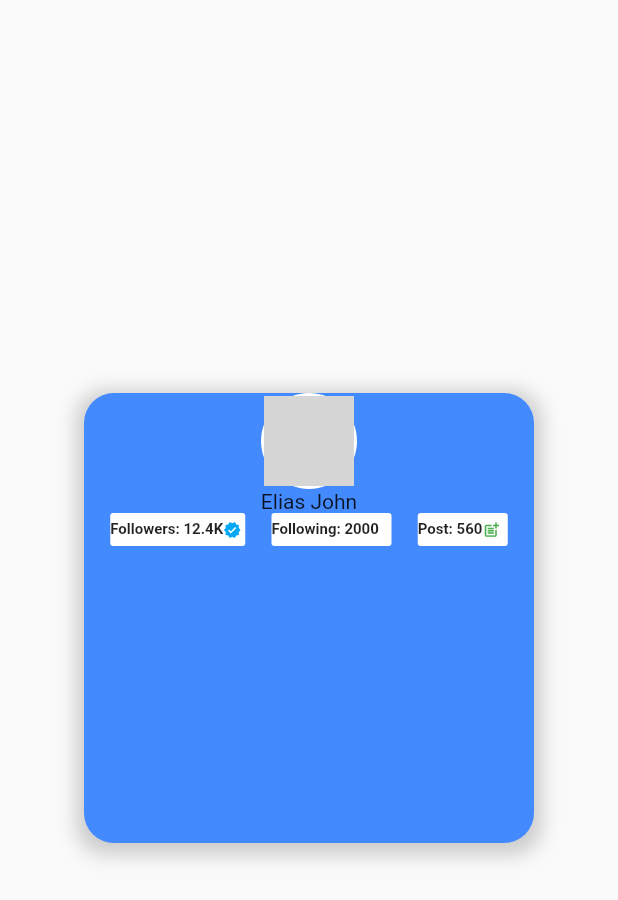
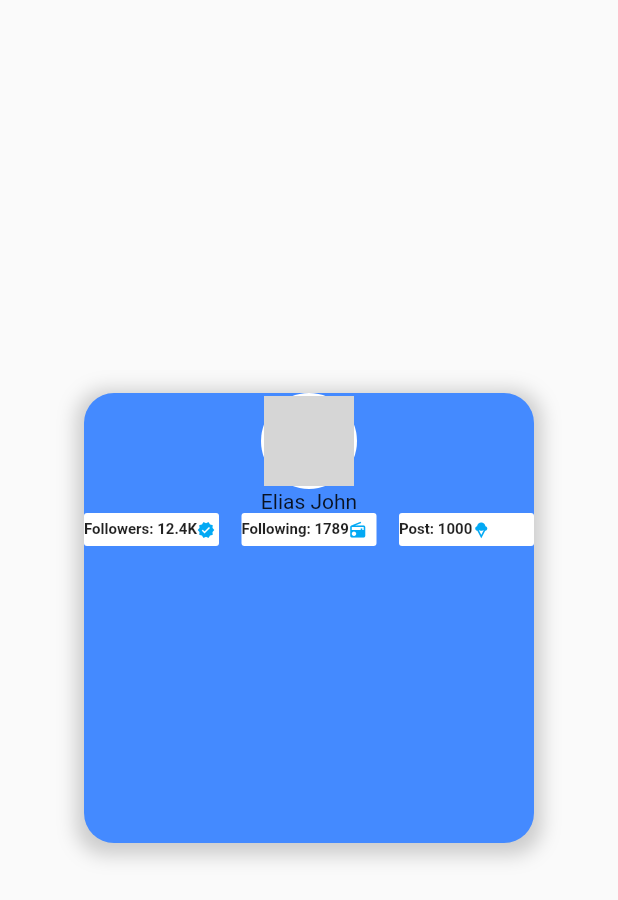
Before and after one commit to ellyjonny/Personal_InfoTag, a Flutter app: the screen it shows after launch, on a phone screen of 412 x 824 dp. Shown: the top 900 px of the screen. Run offline on Flutter 3.47's test engine with Material 2 defaults, Android fonts, the light colour scheme and no system bars; grey boxes are pictures that could not be loaded.

Commit message:
Initial Commit

```diff
--- a/lib/homepage.dart
+++ b/lib/homepage.dart
@@ -1,5 +1,6 @@
 import 'package:flutter/widgets.dart';
 import 'package:flutter/material.dart';
+import 'package:personal_infotag/models/statusbar.dart';
 
 class Homepage extends StatefulWidget {
   @override
@@ -38,81 +39,23 @@ class _HomepageState extends State<Homepage> {
             children: [
               Text('Elias John'),
               Row(
+                mainAxisAlignment: MainAxisAlignment.spaceBetween,
                 children: [
-                  Spacer(),
-                  Container(
-                    height: 22,
-                    width: 90,
-                    decoration: BoxDecoration(
-                      borderRadius: BorderRadius.circular(2),
-                      color: Colors.white,
-                    ),
-                    child: Row(
-                      children: [
-                        Text(
-                          'Followers: ',
-                          style: TextStyle(
-                              fontSize: 10, fontWeight: FontWeight.bold),
-                        ),
-                        Text('12.4K',
-                            style: TextStyle(
-                                fontSize: 10, fontWeight: FontWeight.bold)),
-                        Icon(
-                          Icons.verified,
-                          size: 12,
-                          color: Colors.lightBlue,
-                        )
-                      ],
-                    ),
+                  StatusBar(
+                    name: "Followers",
+                    count: "12.4K",
+                    seticon: Icons.verified,
                   ),
-                  Spacer(),
-                  Container(
-                    height: 22,
-                    width: 80,
-                    decoration: BoxDecoration(
-                      borderRadius: BorderRadius.circular(2),
-                      color: Colors.white,
-                    ),
-                    child: Row(
-                      children: [
-                        Text(
-                          'Following: ',
-                          style: TextStyle(
-                              fontSize: 10, fontWeight: FontWeight.bold),
-                        ),
-                        Text('2000',
-                            style: TextStyle(
-                                fontSize: 10, fontWeight: FontWeight.bold)),
-                      ],
-                    ),
+                  StatusBar(
+                    name: "Following",
+                    count: "1789",
+                    seticon: Icons.radio,
                   ),
-                  Spacer(),
-                  Container(
-                    height: 22,
-                    width: 60,
-                    decoration: BoxDecoration(
-                      borderRadius: BorderRadius.circular(2),
-                      color: Colors.white,
-                    ),
-                    child: Row(
-                      children: [
-                        Text(
-                          'Post: ',
-                          style: TextStyle(
-                              fontSize: 10, fontWeight: FontWeight.bold),
-                        ),
-                        Text('560',
-                            style: TextStyle(
-                                fontSize: 10, fontWeight: FontWeight.bold)),
-                        Icon(
-                          Icons.post_add,
-                          size: 12,
-                          color: Colors.green,
-                        )
-                      ],
-                    ),
+                  StatusBar(
+                    name: "Post",
+                    count: "1000",
+                    seticon: Icons.icecream,
                   ),
-                  Spacer(),
                 ],
               ),
             ],
@@ -122,10 +65,3 @@ class _HomepageState extends State<Homepage> {
     ));
   }
 }
-
-//  Spacer(),
-//                     Text('Following: '),
-//                     Text('2000'),
-//                     Spacer(),
-//                     Text('Post: '),
-//                     Text('569')
--- /dev/null
+++ b/lib/models/statusbar.dart
@@ -0,0 +1,35 @@
+import 'package:flutter/material.dart';
+
+class StatusBar extends StatelessWidget {
+  final String name;
+  final String count;
+  var seticon;
+  StatusBar(
+      {@required this.name, @required this.count, @required this.seticon});
+
+  @override
+  Widget build(BuildContext context) {
+    return Container(
+      height: 22,
+      width: 90,
+      decoration: BoxDecoration(
+        borderRadius: BorderRadius.circular(2),
+        color: Colors.white,
+      ),
+      child: Row(
+        children: [
+          Text(
+            '$name: ',
+            style: TextStyle(fontSize: 10, fontWeight: FontWeight.bold),
+          ),
+          Text('$count',
+              style: TextStyle(fontSize: 10, fontWeight: FontWeight.bold)),
+          Icon( seticon,
+            size: 12,
+            color: Colors.lightBlue,
+          )
+        ],
+      ),
+    );
+  }
+}
```
